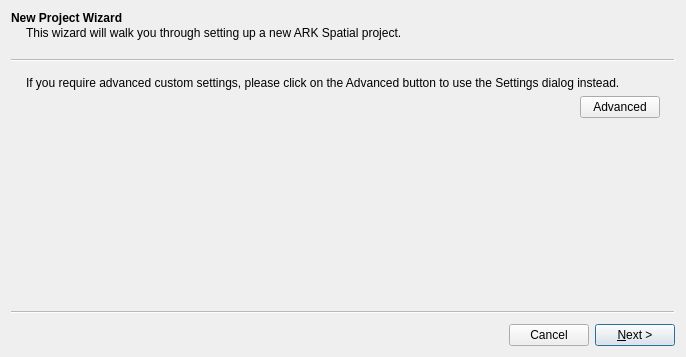
Above: src/settings_wizard_base.ui from lparchaeology/ArkPlan before the change. Below: the same form after it.
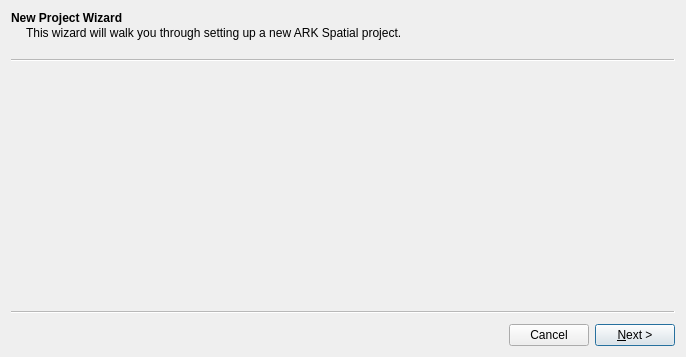
That is the form after the change. Icons and pictures are not drawn.

Commit message: Remove advanced option from settings wizard

```diff
--- a/src/settings_wizard_base.ui
+++ b/src/settings_wizard_base.ui
@@ -26,44 +26,7 @@
    <attribute name="pageId">
     <string notr="true">welcomePage</string>
    </attribute>
-   <layout class="QGridLayout" name="gridLayout">
-    <item row="1" column="1">
-     <widget class="QPushButton" name="advancedButton">
-      <property name="text">
-       <string>Advanced</string>
-      </property>
-     </widget>
-    </item>
-    <item row="1" column="0">
-     <spacer name="horizontalSpacer">
-      <property name="orientation">
-       <enum>Qt::Horizontal</enum>
-      </property>
-      <property name="sizeHint" stdset="0">
-       <size>
-        <width>40</width>
-        <height>20</height>
-       </size>
-      </property>
-     </spacer>
-    </item>
-    <item row="0" column="0" colspan="2">
-     <widget class="QLabel" name="advancedLabel">
-      <property name="text">
-       <string>If you require advanced custom settings, please click on the Advanced button to use the Settings dialog instead.</string>
-      </property>
-      <property name="alignment">
-       <set>Qt::AlignJustify|Qt::AlignVCenter</set>
-      </property>
-      <property name="wordWrap">
-       <bool>true</bool>
-      </property>
-      <property name="buddy">
-       <cstring>advancedButton</cstring>
-      </property>
-     </widget>
-    </item>
-   </layout>
+   <layout class="QGridLayout" name="gridLayout"/>
   </widget>
   <widget class="QWizardPage" name="folderPage">
    <property name="title">
```
Left out of the diff: 4 changed lines with no effect on the pictures. The commit also changes 1 other file.
